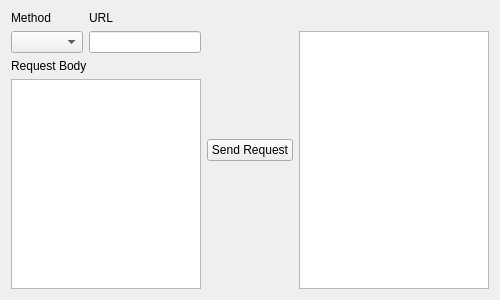
First picture: the form in examples/gui-repeater/guirepeater.ui, repository dendergunov/HTTP-Fuzzer, before the edit.
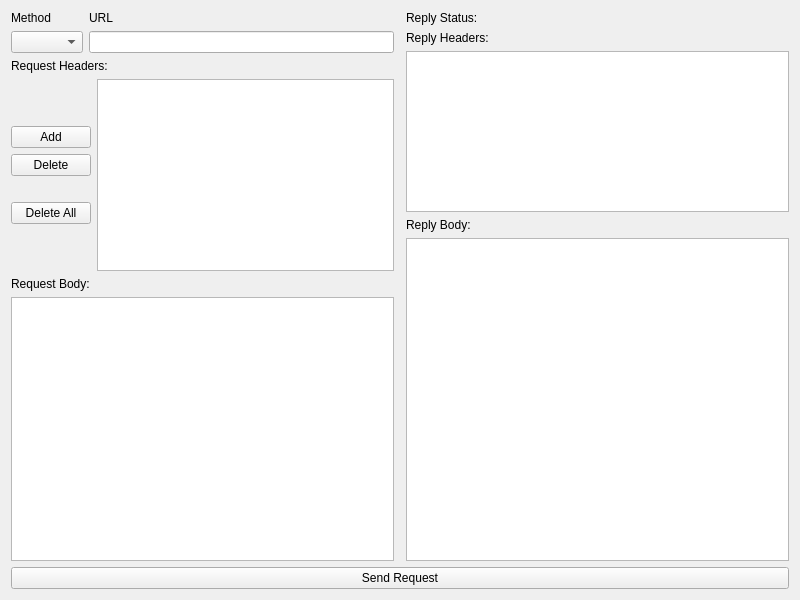
Second picture: the form after the edit.

Commit message:
Modify gui-repeater example
Changes:
+ReplyHeaderModel and RequestHeaderModel implemented to store and edit
HTTP headers.
+ReplyTableView added to UI to show reply headers. RequestTableView
added to UI to set and edit custom request headers.
+UI objects placement slightly updated

Diff of the .ui file:
```diff
--- a/examples/gui-repeater/guirepeater.ui
+++ b/examples/gui-repeater/guirepeater.ui
@@ -6,38 +6,126 @@
    <rect>
     <x>0</x>
     <y>0</y>
-    <width>500</width>
-    <height>300</height>
+    <width>800</width>
+    <height>600</height>
    </rect>
   </property>
   <property name="windowTitle">
    <string>Form</string>
   </property>
   <layout class="QGridLayout" name="gridLayout">
-   <item row="1" column="1">
-    <widget class="QPushButton" name="sendRequestButton">
-     <property name="text">
-      <string>Send Request</string>
-     </property>
-    </widget>
-   </item>
-   <item row="1" column="0">
+   <item row="2" column="0">
     <layout class="QVBoxLayout" name="requestVLayout">
      <item>
       <layout class="QGridLayout" name="editRequestLayout">
        <item row="5" column="0">
-        <widget class="QPlainTextEdit" name="requestBodyPlainTextEdit"/>
+        <layout class="QHBoxLayout" name="horizontalLayout">
+         <item>
+          <layout class="QVBoxLayout" name="verticalLayout">
+           <item>
+            <spacer name="requestButtonsVSpacer">
+             <property name="orientation">
+              <enum>Qt::Vertical</enum>
+             </property>
+             <property name="sizeHint" stdset="0">
+              <size>
+               <width>20</width>
+               <height>40</height>
+              </size>
+             </property>
+            </spacer>
+           </item>
+           <item>
+            <widget class="QPushButton" name="addRequestHeaderButon">
+             <property name="text">
+              <string>Add</string>
+             </property>
+            </widget>
+           </item>
+           <item>
+            <widget class="QPushButton" name="deleteRequetHeaderButton">
+             <property name="text">
+              <string>Delete</string>
+             </property>
+            </widget>
+           </item>
+           <item>
+            <spacer name="verticalSpacer_2">
+             <property name="orientation">
+              <enum>Qt::Vertical</enum>
+             </property>
+             <property name="sizeType">
+              <enum>QSizePolicy::Maximum</enum>
+             </property>
+             <property name="sizeHint" stdset="0">
+              <size>
+               <width>20</width>
+               <height>20</height>
+              </size>
+             </property>
+            </spacer>
+           </item>
+           <item>
+            <widget class="QPushButton" name="deleteAllRequestHeaderButton">
+             <property name="text">
+              <string>Delete All</string>
+             </property>
+            </widget>
+           </item>
+           <item>
+            <spacer name="verticalSpacer">
+             <property name="orientation">
+              <enum>Qt::Vertical</enum>
+             </property>
+             <property name="sizeHint" stdset="0">
+              <size>
+               <width>20</width>
+               <height>40</height>
+              </size>
+             </property>
+            </spacer>
+           </item>
+          </layout>
+         </item>
+         <item>
+          <widget class="QTableView" name="requestHeadersTableView">
+           <property name="sizePolicy">
+            <sizepolicy hsizetype="Expanding" vsizetype="Expanding">
+             <horstretch>0</horstretch>
+             <verstretch>1</verstretch>
+            </sizepolicy>
+           </property>
+          </widget>
+         </item>
+        </layout>
        </item>
        <item row="4" column="0">
+        <widget class="QLabel" name="requestHeadersLabel">
+         <property name="text">
+          <string>Request Headers:</string>
+         </property>
+        </widget>
+       </item>
+       <item row="7" column="0">
         <widget class="QLabel" name="requestBodyLabel">
          <property name="text">
-          <string>Request Body</string>
+          <string>Request Body:</string>
          </property>
          <property name="buddy">
           <cstring>requestBodyPlainTextEdit</cstring>
          </property>
         </widget>
        </item>
+       <item row="8" column="0">
+        <widget class="QPlainTextEdit" name="requestBodyPlainTextEdit">
+         <property name="sizePolicy">
+          <sizepolicy hsizetype="Expanding" vsizetype="Expanding">
+           <horstretch>0</horstretch>
+           <verstretch>2</verstretch>
+          </sizepolicy>
+         </property>
+        </widget>
+       </item>
        <item row="2" column="0">
         <layout class="QGridLayout" name="gridLayout_2">
          <item row="1" column="1">
@@ -73,24 +161,78 @@
      </item>
     </layout>
    </item>
-   <item row="1" column="2">
-    <layout class="QVBoxLayout" name="verticalLayout">
+   <item row="3" column="0" colspan="3">
+    <widget class="QPushButton" name="sendRequestButton">
+     <property name="text">
+      <string>Send Request</string>
+     </property>
+    </widget>
+   </item>
+   <item row="2" column="2">
+    <layout class="QVBoxLayout" name="replyVLayout">
      <item>
-      <widget class="QLabel" name="replyStatusLabel">
+      <layout class="QHBoxLayout" name="replyStatusHLayout">
+       <item>
+        <widget class="QLabel" name="replyStatusStatusLabel">
+         <property name="sizePolicy">
+          <sizepolicy hsizetype="Maximum" vsizetype="Preferred">
+           <horstretch>0</horstretch>
+           <verstretch>0</verstretch>
+          </sizepolicy>
+         </property>
+         <property name="text">
+          <string>Reply Status:</string>
+         </property>
+        </widget>
+       </item>
+       <item>
+        <widget class="QLabel" name="replyStatusCodeDescriptionLabel">
+         <property name="text">
+          <string/>
+         </property>
+        </widget>
+       </item>
+      </layout>
+     </item>
+     <item>
+      <widget class="QLabel" name="replyHeadersLabel">
        <property name="text">
-        <string/>
+        <string>Reply Headers:</string>
        </property>
       </widget>
      </item>
      <item>
-      <widget class="QPlainTextEdit" name="replyReadOnlyplainTextEdit">
+      <widget class="QTableView" name="replyHeadersTableView">
+       <property name="sizePolicy">
+        <sizepolicy hsizetype="Expanding" vsizetype="Expanding">
+         <horstretch>0</horstretch>
+         <verstretch>1</verstretch>
+        </sizepolicy>
+       </property>
+       <attribute name="verticalHeaderVisible">
+        <bool>false</bool>
+       </attribute>
+      </widget>
+     </item>
+     <item>
+      <widget class="QLabel" name="replyBodyLabel">
+       <property name="text">
+        <string>Reply Body:</string>
+       </property>
+       <property name="buddy">
+        <cstring>replyBodyPlainTextEdit</cstring>
+       </property>
+      </widget>
+     </item>
+     <item>
+      <widget class="QPlainTextEdit" name="replyBodyPlainTextEdit">
        <property name="enabled">
         <bool>true</bool>
        </property>
        <property name="sizePolicy">
         <sizepolicy hsizetype="Expanding" vsizetype="Expanding">
          <horstretch>0</horstretch>
-         <verstretch>0</verstretch>
+         <verstretch>2</verstretch>
         </sizepolicy>
        </property>
        <property name="readOnly">
```
Left out of the diff: 28 changed lines with no effect on the pictures. The commit also changes 7 other files.
